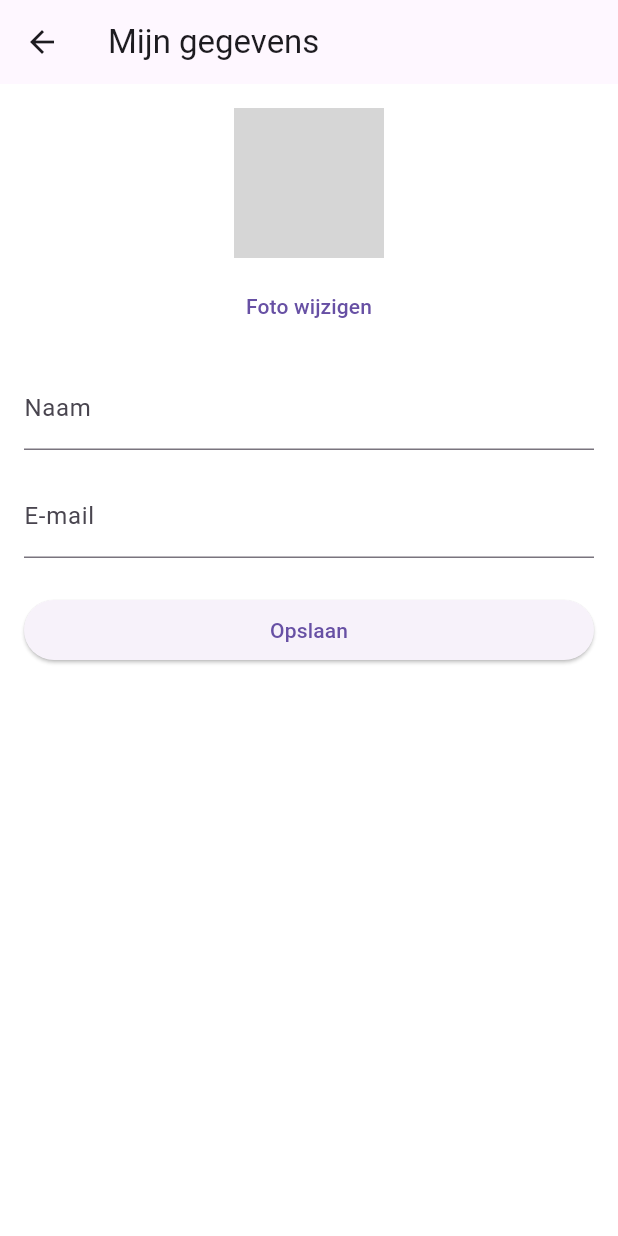
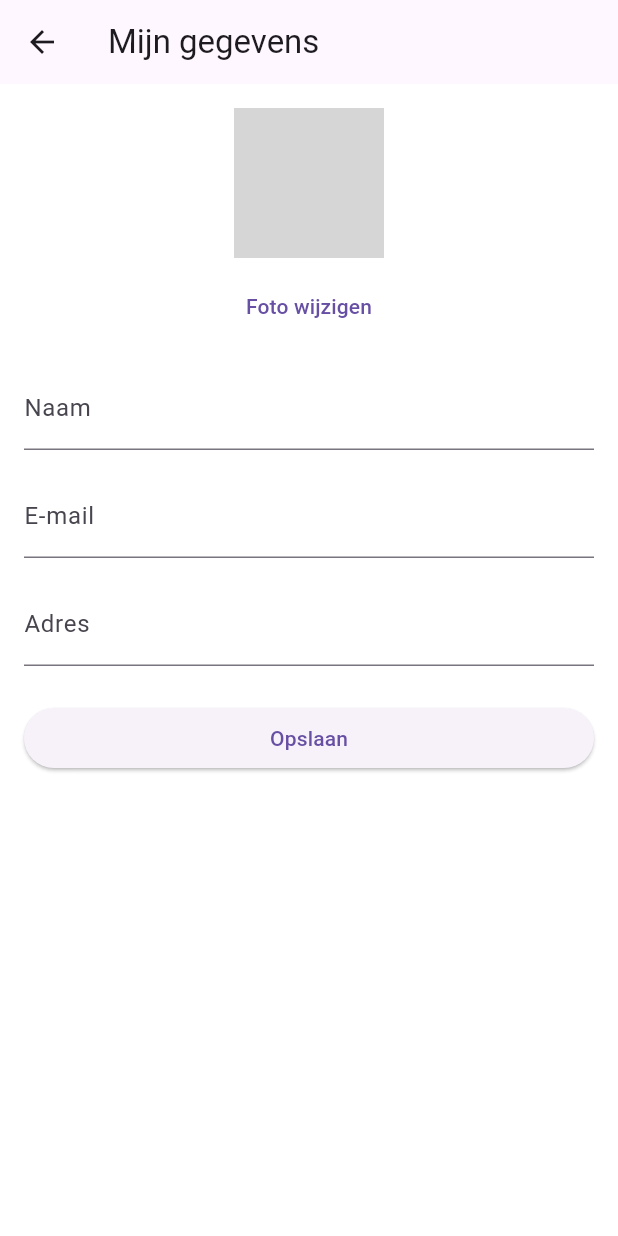
Before and after one commit to HaiSam29/intro_mobile_flutter, a Flutter app: the MijnGegevensScherm screen opened directly, after a tap on "Opslaan", on a phone screen of 412 x 824 dp. Run offline on Flutter 3.47's test engine with Material 3 defaults, Android fonts, the phone set to English and light mode, and no system bars; our stand-ins replace cloud_firestore, device_preview, firebase_auth, firebase_core, firebase_storage, image_picker; accounts and stored records are empty; network calls fail; grey boxes are pictures that could not be loaded.

Commit message:
Add: implement user data loading and saving functionality in MijnGegevensScherm
Co-authored-by: Copilot <copilot@github.com>

```diff
--- /dev/null
+++ b/lib/entities/gebruiker.dart
@@ -0,0 +1,22 @@
+class Gebruiker {
+  final String uid;
+  final String naam;
+  final String email;
+  final String? adres;
+
+  Gebruiker({
+    required this.uid,
+    required this.naam,
+    required this.email,
+    this.adres,
+  });
+
+  factory Gebruiker.fromMap(String id, Map<String, dynamic> map) {
+    return Gebruiker(
+      uid: id,
+      naam: map['naam'] ?? '',
+      email: map['email'] ?? '',
+      adres: map['adres'],
+    );
+  }
+}
--- a/lib/mijn_gegevens_scherm.dart
+++ b/lib/mijn_gegevens_scherm.dart
@@ -1,16 +1,75 @@
 import 'package:firebase_auth/firebase_auth.dart';
 import 'package:flutter/material.dart';
+import 'package:intro_mobile_flutter/entities/gebruiker.dart';
+import 'package:intro_mobile_flutter/services/database_service.dart';
 
-class MijnGegevensScherm extends StatelessWidget {
+class MijnGegevensScherm extends StatefulWidget {
   const MijnGegevensScherm({super.key});
+
+  @override
+  State<MijnGegevensScherm> createState() => _MijnGegevensSchermState();
+}
+
+class _MijnGegevensSchermState extends State<MijnGegevensScherm> {
+  final adresController = TextEditingController();
+  final naamController = TextEditingController();
+  final emailController = TextEditingController();
+
+  initState() {
+    super.initState();
+    _laadAdresGebruiker();
+  }
+
+  Future<void> _laadAdresGebruiker() async {
+    String? uid = FirebaseAuth.instance.currentUser?.uid;
+
+    if (uid != null) {
+      Gebruiker? gebruiker = await DatabaseService().haalGebruikerGegevensOp(
+        uid,
+      );
+
+      setState(() {
+        adresController.text = gebruiker?.adres ?? '';
+        naamController.text = gebruiker?.naam ?? '';
+        emailController.text = gebruiker?.email ?? '';
+      });
+    }
+  }
+
+  void _opslaan() async {
+    String uid = FirebaseAuth.instance.currentUser!.uid;
+    if (uid.isEmpty) return;
+
+    Gebruiker gewijzigdeGebruiker = Gebruiker(
+      uid: uid,
+      naam: naamController.text,
+      email: emailController.text,
+      adres: adresController.text,
+    );
+
+    final messenger = ScaffoldMessenger.of(context);
+    final navigator = Navigator.of(context);
+
+    try {
+      await DatabaseService().updateGebruiker(gewijzigdeGebruiker);
+
+      if (!mounted) return;
+
+      navigator.pop(context);
+
+      messenger.showSnackBar(
+        const SnackBar(content: Text("Gegevens succesvol opgeslagen!")),
+      );
+    } catch (e) {
+      messenger.showSnackBar(
+        const SnackBar(content: Text("Fout bij opslaan gegevens!")),
+      );
+    }
+  }
 
   @override
   Widget build(BuildContext context) {
     final gebruiker = FirebaseAuth.instance.currentUser;
-    final naamController = TextEditingController(
-      text: gebruiker?.displayName ?? '',
-    );
-    final emailController = TextEditingController(text: gebruiker?.email ?? '');
 
     return Scaffold(
       appBar: AppBar(title: const Text('Mijn gegevens')),
@@ -39,11 +98,17 @@ class MijnGegevensScherm extends StatelessWidget {
               decoration: const InputDecoration(labelText: 'E-mail'),
               keyboardType: TextInputType.emailAddress,
             ),
+            const SizedBox(height: 16),
+            TextFormField(
+              controller: adresController,
+              decoration: const InputDecoration(labelText: 'Adres'),
+              keyboardType: TextInputType.streetAddress,
+            ),
             const SizedBox(height: 24),
             SizedBox(
               width: double.infinity,
               child: ElevatedButton(
-                onPressed: () {},
+                onPressed: _opslaan,
                 child: const Text('Opslaan'),
               ),
             ),
--- a/lib/services/database_service.dart
+++ b/lib/services/database_service.dart
@@ -2,6 +2,7 @@ import 'package:cloud_firestore/cloud_firestore.dart';
 import 'package:intro_mobile_flutter/apparaat.dart';
 import 'package:image_picker/image_picker.dart';
 import 'package:firebase_storage/firebase_storage.dart';
+import 'package:intro_mobile_flutter/entities/gebruiker.dart';
 
 class DatabaseService {
   // Een vaste referentie naar Firestore
@@ -42,6 +43,27 @@ class DatabaseService {
     return null;
   }
 
+  Future<void> updateGebruiker(Gebruiker gebruiker) async {
+    await _db.collection('users').doc(gebruiker.uid).set({
+      'naam': gebruiker.naam,
+      'email': gebruiker.email,
+      'adres': gebruiker.adres,
+    }, SetOptions(merge: true));
+  }
+
+  Future<Gebruiker?> haalGebruikerGegevensOp(String uid) async {
+    DocumentSnapshot docSnap = await _db.collection('users').doc(uid).get();
+
+    // 2. Controleer of het document bestaat en of het veld 'adres' erin zit
+    if (docSnap.exists) {
+      final data = docSnap.data() as Map<String, dynamic>;
+      return Gebruiker.fromMap(uid, data);
+    }
+
+    // 3. Als er niks is gevonden, geef leeg (null) terug
+    return null;
+  }
+
   // Haal de live-stream van alle apparaten op
   Stream<List<Apparaat>> getApparatenStream() {
     return _db.collection('apparaten').snapshots().map((snapshot) {
--- a/lib/signup_scherm.dart
+++ b/lib/signup_scherm.dart
@@ -47,7 +47,7 @@ class _SignupSchermState extends State<SignupScherm> {
         uid: user.uid,
         naam: _naamController.text.trim(),
         email: _emailController.text.trim(),
-        adres: "Teststraat 123, Antwerpen", // Hier zou je een veld kunnen toevoegen in het formulier om dit in te vullen
+        adres: null, // Hier zou je een veld kunnen toevoegen in het formulier om dit in te vullen
       );
       if (!mounted) return;
       Navigator.pushReplacement(
```
